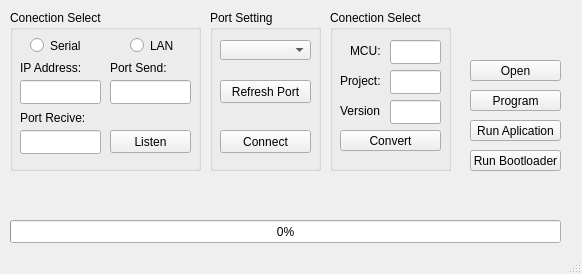
flishet/GUI-Bootloader, file mainwindow.ui: the form before one commit.
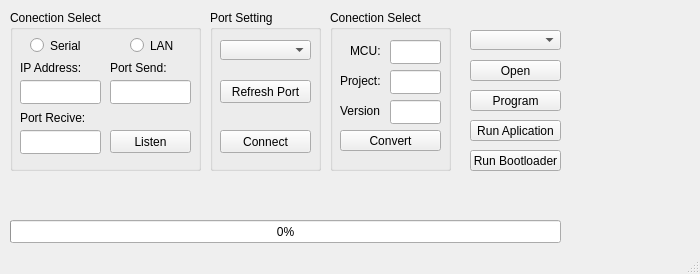
The form after the commit.

Diff of the .ui file:
```diff
--- a/mainwindow.ui
+++ b/mainwindow.ui
@@ -6,7 +6,7 @@
    <rect>
     <x>0</x>
     <y>0</y>
-    <width>582</width>
+    <width>700</width>
     <height>274</height>
    </rect>
   </property>
@@ -24,7 +24,7 @@
   </property>
   <property name="maximumSize">
    <size>
-    <width>670</width>
+    <width>700</width>
     <height>300</height>
    </size>
   </property>
@@ -116,8 +116,8 @@
    <widget class="QLabel" name="label">
     <property name="geometry">
      <rect>
-      <x>460</x>
-      <y>10</y>
+      <x>570</x>
+      <y>70</y>
       <width>111</width>
       <height>41</height>
      </rect>
@@ -424,6 +424,16 @@
      </property>
     </widget>
    </widget>
+   <widget class="QComboBox" name="combo_mcu">
+    <property name="geometry">
+     <rect>
+      <x>470</x>
+      <y>30</y>
+      <width>91</width>
+      <height>20</height>
+     </rect>
+    </property>
+   </widget>
   </widget>
   <widget class="QStatusBar" name="statusbar"/>
  </widget>
```
